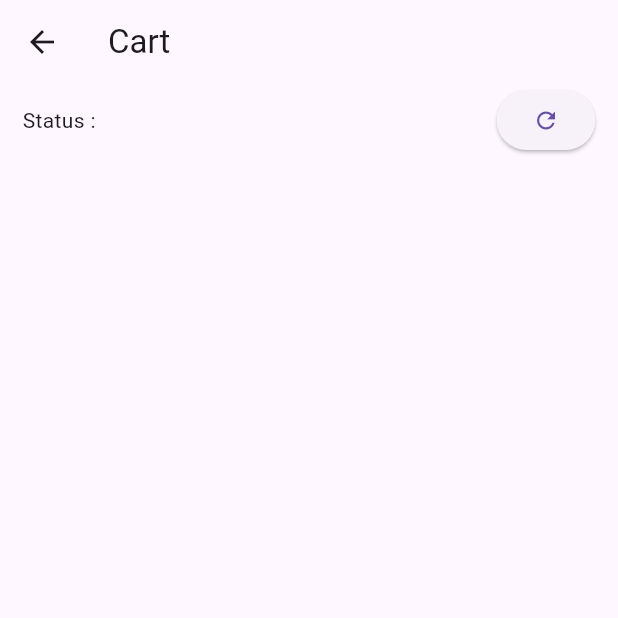
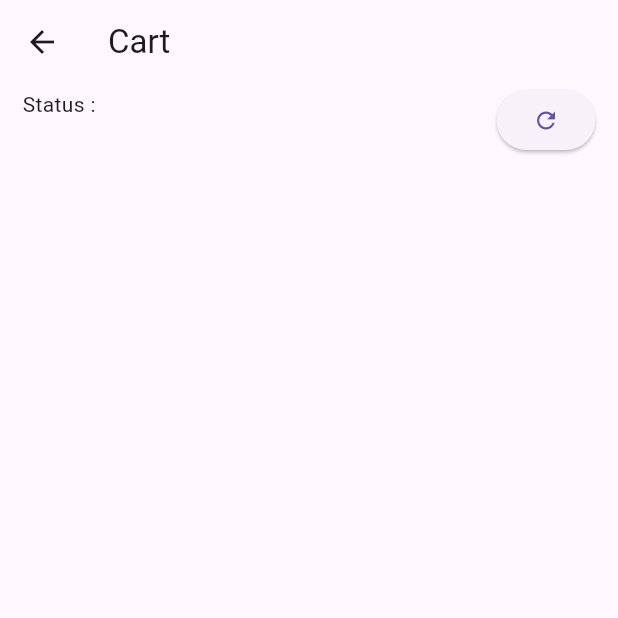
Before and after one commit to FITurnip/kuis4provis, a Flutter app: the CartPage screen opened directly with empty values, after a tap on the "refresh" icon, on a phone screen of 412 x 824 dp, the top half of it. Run offline on Flutter 3.47's test engine with Material 3 defaults, Android fonts, the phone set to English and light mode, and no system bars; our stand-ins replace shared_preferences; accounts and stored records are empty; network calls fail.

Commit message:
add some status

```diff
--- a/lib/cart/carts.dart
+++ b/lib/cart/carts.dart
@@ -78,30 +78,31 @@ class _CartPageState extends State<CartPage> {
 
     print('body');
     if (statusResponse.statusCode == 200) {
-      final dynamic statusData = json.decode(statusResponse.body);
-      final String curStatus = statusData['status'] ?? 'No Order';
-      setState(() {
-        status = curStatus;
-      });
+      print('berhasil');
     } else {
       throw Exception('Failed to get status');
     }
   }
 
   void refetchCartItems() async {
+    print('status' + status);
     switch(status) {
       case 'belum_bayar':
       setStatus('pembayaran');
       break;
-      case 'sudah bayar':
+      case 'sudah_bayar':
       setStatus('set_status_penjual_terima');
       break;
-      case 'penjual terima':
+      case 'pesanan_diterima':
       setStatus('set_status_diantar');
+      break;
+      case 'pesanaan_diantar':
+      setStatus('set_status_diterima');
       break;
       default:
       break;
     }
+    fetchCartItems();
   }
 
   @override
@@ -117,7 +118,14 @@ class _CartPageState extends State<CartPage> {
             child: Row(
               mainAxisAlignment: MainAxisAlignment.spaceBetween,
               children: [
-                Text('Status : ${status}'),
+                Column(
+                  mainAxisAlignment: MainAxisAlignment.start,
+                  crossAxisAlignment: CrossAxisAlignment.start,
+                  children: [
+                    Text('Status :'),
+                    SizedBox(width: MediaQuery.of(context).size.width / 3, child: Text('${status}', overflow: TextOverflow.clip,)),
+                  ],
+                ),
                 ElevatedButton(
                   onPressed: refetchCartItems, // Refresh button now refreshes the cart items
                   child: Icon(Icons.refresh),
```
